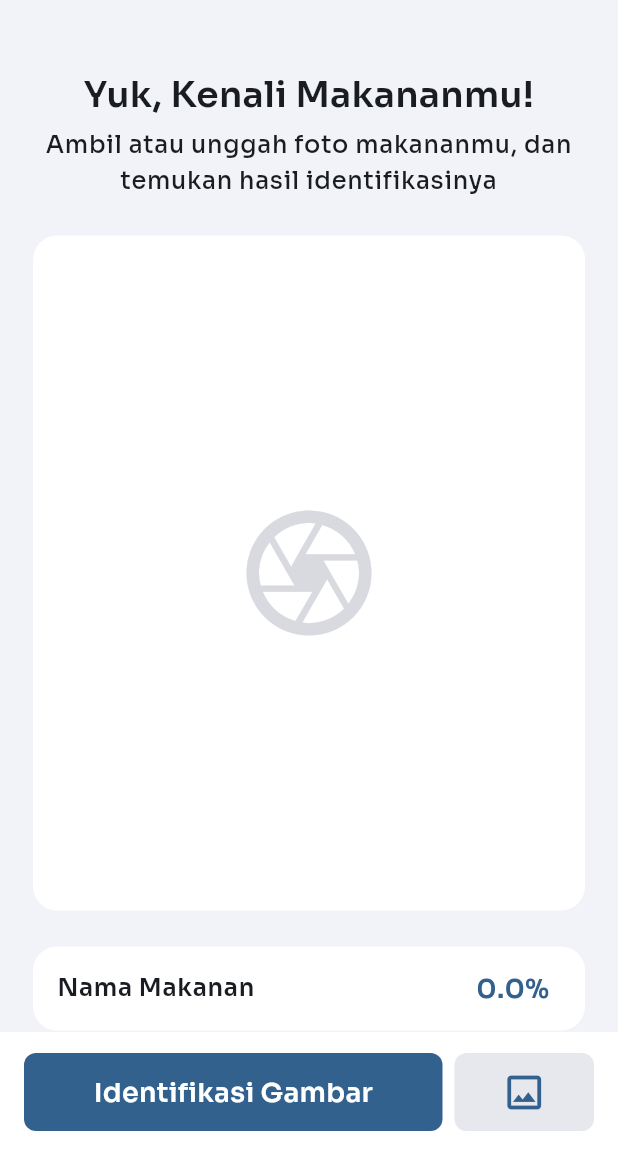
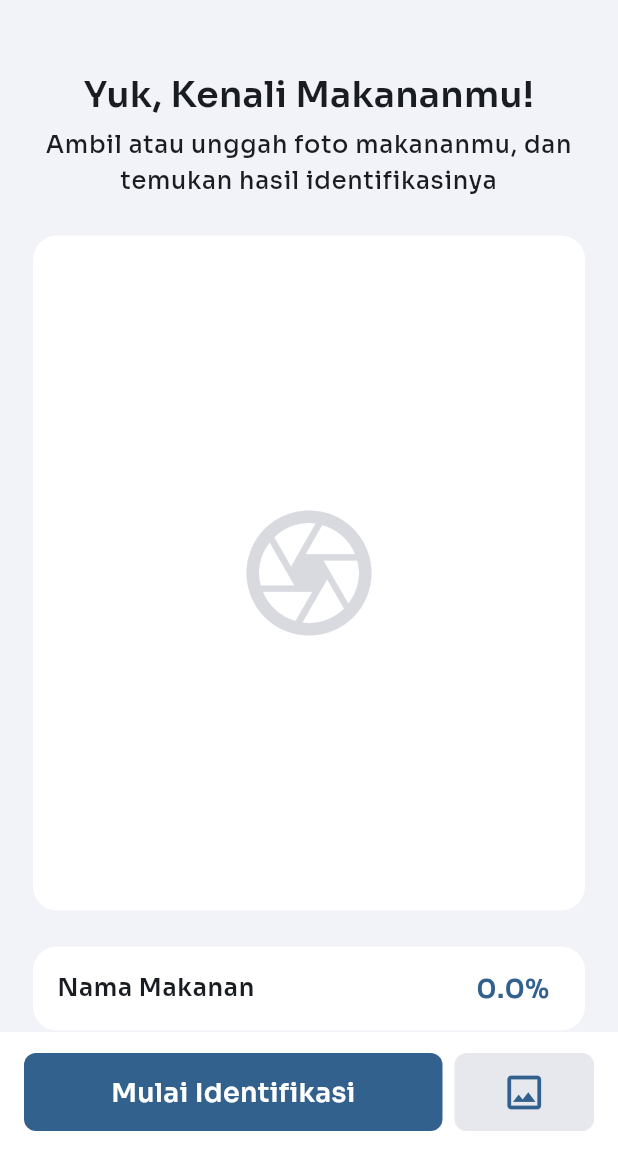
Before and after one commit to Vrynd/Food_recognizer_apps, a Flutter app: the screen it shows after launch, on a phone screen of 412 x 824 dp, the part 84-1236 px from its top. Run offline on Flutter 3.47's test engine with Material 3 defaults, Android fonts, the phone set to English and light mode, and no system bars; our stand-ins replace google_fonts, image_cropper, image_picker; missing offline and left inert: tflite_flutter; project files that could hold a hidden picture were left out.

Commit message:
Menyusun ulang struktur kode setiap file

```diff
--- a/lib/controller/image_classification_provider.dart
+++ b/lib/controller/image_classification_provider.dart
@@ -5,7 +5,6 @@ import 'package:food_recognizer_app/service/image_classification_service.dart';
 
 class ImageClassificationProvider extends ChangeNotifier {
   final ImageClassificationService _service;
-
   ImageClassificationProvider(this._service);
 
   Map<String, num> _classifications = {};
--- a/lib/controller/image_preview_provider.dart
+++ b/lib/controller/image_preview_provider.dart
@@ -4,7 +4,6 @@ import 'package:image_picker/image_picker.dart';
 
 class ImagePreviewProvider extends ChangeNotifier {
   String? imagePath;
-
   XFile? imageFile;
 
   void _setImage(XFile? value) {
@@ -15,7 +14,6 @@ class ImagePreviewProvider extends ChangeNotifier {
 
   void openCamera() async {
     final picker = ImagePicker();
-
     final pickedFile = await picker.pickImage(source: ImageSource.camera);
 
     if (pickedFile != null) {
@@ -25,7 +23,6 @@ class ImagePreviewProvider extends ChangeNotifier {
 
   void openGallery() async {
     final picker = ImagePicker();
-
     final pickedFile = await picker.pickImage(source: ImageSource.gallery);
 
     if (pickedFile != null) {
--- a/lib/screens/home_screen.dart
+++ b/lib/screens/home_screen.dart
@@ -1,4 +1,5 @@
 import 'dart:io';
+
 import 'package:flutter/material.dart';
 import 'package:food_recognizer_app/controller/image_classification_provider.dart';
 import 'package:food_recognizer_app/controller/image_preview_provider.dart';
@@ -29,7 +30,58 @@ class HomeScreen extends StatelessWidget {
         color: Theme.of(context).colorScheme.surfaceContainerLowest,
         child: Row(
           children: [
-            Expanded(
+            ClassificationButton(),
+            SizedBox(width: 8),
+            UploadImageButton(),
+          ],
+        ),
+      ),
+    );
+  }
+}
+
+class UploadImageButton extends StatelessWidget {
+  const UploadImageButton({
+    super.key,
+  });
+
+  @override
+  Widget build(BuildContext context) {
+    return Expanded(
+      flex: 1,
+      child: Builder(
+        builder: (context) => ElevatedButton.icon(
+          style: ElevatedButton.styleFrom(
+            shape: RoundedRectangleBorder(
+              borderRadius: BorderRadius.circular(8),
+            ),
+            minimumSize: Size(double.infinity, 52),
+            backgroundColor: Theme.of(
+              context,
+            ).colorScheme.surfaceContainerHigh,
+            elevation: 0,
+          ),
+          onPressed: () =>
+              context.read<ImagePreviewProvider>().openGallery(),
+          label: Icon(
+            Icons.image_outlined,
+            size: 30,
+            color: Theme.of(context).colorScheme.primary,
+          ),
+        ),
+      ),
+    );
+  }
+}
+
+class ClassificationButton extends StatelessWidget {
+  const ClassificationButton({
+    super.key,
+  });
+
+  @override
+  Widget build(BuildContext context) {
+    return Expanded(
       flex: 3,
       child: ElevatedButton(
         style: ElevatedButton.styleFrom(
@@ -68,42 +120,13 @@ class HomeScreen extends StatelessWidget {
           }
         },
         child: Text(
-                  'Identifikasi Gambar',
+          'Mulai Identifikasi',
           style: Theme.of(context).textTheme.titleMedium?.copyWith(
             fontWeight: FontWeight.w600,
             color: Theme.of(context).colorScheme.onPrimary,
           ),
         ),
       ),
-            ),
-            SizedBox(width: 8),
-            Expanded(
-              flex: 1,
-              child: Builder(
-                builder: (context) => ElevatedButton.icon(
-                  style: ElevatedButton.styleFrom(
-                    shape: RoundedRectangleBorder(
-                      borderRadius: BorderRadius.circular(8),
-                    ),
-                    minimumSize: Size(double.infinity, 52),
-                    backgroundColor: Theme.of(
-                      context,
-                    ).colorScheme.surfaceContainerHigh,
-                    elevation: 0,
-                  ),
-                  onPressed: () =>
-                      context.read<ImagePreviewProvider>().openGallery(),
-                  label: Icon(
-                    Icons.image_outlined,
-                    size: 30,
-                    color: Theme.of(context).colorScheme.primary,
-                  ),
-                ),
-              ),
-            ),
-          ],
-        ),
-      ),
     );
   }
 }
--- a/lib/service/image_classification_service.dart
+++ b/lib/service/image_classification_service.dart
@@ -50,7 +50,6 @@ class ImageClassificationService {
     )..responsePort = responsePort.sendPort;
 
     isolateInference.sendPort.send(isolateModel);
-
     final result = await responsePort.first as Map<String, double>;
     responsePort.close();
     return result;
--- a/lib/service/image_service.dart
+++ b/lib/service/image_service.dart
@@ -13,7 +13,6 @@ class ImageService {
 
     do {
       compressQuality -= 10;
-
       newByte = img.encodeJpg(image, quality: compressQuality);
 
       length = newByte.length;
--- a/lib/widget/home_body_widget.dart
+++ b/lib/widget/home_body_widget.dart
@@ -13,6 +13,7 @@ class HomeBodyWidget extends StatelessWidget {
         padding: const EdgeInsets.symmetric(horizontal: 22, vertical: 32),
         children: [
           const SizedBox(height: 16),
+
           Text(
             'Yuk, Kenali Makananmu!',
             style: Theme.of(
@@ -21,6 +22,7 @@ class HomeBodyWidget extends StatelessWidget {
             textAlign: TextAlign.center,
           ),
           const SizedBox(height: 8),
+
           Text(
             'Ambil atau unggah foto makananmu, dan temukan hasil identifikasinya',
             style: Theme.of(
@@ -29,54 +31,23 @@ class HomeBodyWidget extends StatelessWidget {
             textAlign: TextAlign.center,
           ),
           const SizedBox(height: 24),
+
           const ImagePreviewWidget(),
+
           const SizedBox(height: 24),
+
           Consumer<ImageClassificationProvider>(
             builder: (context, provider, child) {
               final classifications = provider.classifications;
               if (classifications.isEmpty) {
-                return Padding(
-                  padding: const EdgeInsets.only(bottom: 12),
-                  child: ListTile(
-                    tileColor: Theme.of(
-                      context,
-                    ).colorScheme.surfaceContainerLowest,
-                    shape: RoundedRectangleBorder(
-                      borderRadius: BorderRadius.circular(16),
-                    ),
-                    title: const Text("Nama Makanan"),
-                    trailing: Text(
-                      "0.0%",
-                      style: Theme.of(context).textTheme.titleMedium?.copyWith(
-                        color: Theme.of(context).colorScheme.primary,
-                        fontWeight: FontWeight.w600,
-                      ),
-                    ),
-                  ),
-                );
+                return EmptyStateTile();
               }
 
               return Column(
                 children: classifications.entries.map((entry) {
-                  return Padding(
-                    padding: const EdgeInsets.only(bottom: 12),
-                    child: ListTile(
-                      tileColor: Theme.of(
-                        context,
-                      ).colorScheme.surfaceContainerLowest,
-                      shape: RoundedRectangleBorder(
-                        borderRadius: BorderRadius.circular(16),
-                      ),
-                      title: Text(entry.key),
-                      trailing: Text(
-                        "${(entry.value * 100).toStringAsFixed(1)}%",
-                        style: Theme.of(context).textTheme.titleMedium
-                            ?.copyWith(
-                              color: Theme.of(context).colorScheme.primary,
-                              fontWeight: FontWeight.w600,
-                            ),
-                      ),
-                    ),
+                  return ResultStateTile(
+                    label: entry.key,
+                    confidence: entry.value.toDouble(),
                   );
                 }).toList(),
               );
@@ -87,3 +58,50 @@ class HomeBodyWidget extends StatelessWidget {
     );
   }
 }
+
+class EmptyStateTile extends StatelessWidget {
+  const EmptyStateTile({super.key});
+
+  @override
+  Widget build(BuildContext context) {
+    return ListTile(
+      tileColor: Theme.of(context).colorScheme.surfaceContainerLowest,
+      shape: RoundedRectangleBorder(borderRadius: BorderRadius.circular(16)),
+      title: const Text("Nama Makanan"),
+      trailing: Text(
+        "0.0%",
+        style: Theme.of(context).textTheme.titleMedium?.copyWith(
+          color: Theme.of(context).colorScheme.primary,
+          fontWeight: FontWeight.w600,
+        ),
+      ),
+    );
+  }
+}
+
+class ResultStateTile extends StatelessWidget {
+  final String label;
+  final double confidence;
+
+  const ResultStateTile({
+    super.key,
+    required this.label,
+    required this.confidence,
+  });
+
+  @override
+  Widget build(BuildContext context) {
+    return ListTile(
+      tileColor: Theme.of(context).colorScheme.surfaceContainerLowest,
+      shape: RoundedRectangleBorder(borderRadius: BorderRadius.circular(16)),
+      title: Text(label),
+      trailing: Text(
+        "${(confidence * 100).toStringAsFixed(1)}%",
+        style: Theme.of(context).textTheme.titleMedium?.copyWith(
+          color: Theme.of(context).colorScheme.primary,
+          fontWeight: FontWeight.w600,
+        ),
+      ),
+    );
+  }
+}
--- a/lib/widget/image_preview_widget.dart
+++ b/lib/widget/image_preview_widget.dart
@@ -1,4 +1,5 @@
 import 'dart:io';
+
 import 'package:flutter/material.dart';
 import 'package:food_recognizer_app/controller/image_classification_provider.dart';
 import 'package:food_recognizer_app/controller/image_preview_provider.dart';
@@ -23,53 +24,17 @@ class ImagePreviewWidget extends StatelessWidget {
                   fit: BoxFit.cover,
                 ),
               ),
+
               Positioned(
                 bottom: 14,
                 left: 14,
-                child: IconButton(
-                  style: ButtonStyle(
-                    backgroundColor: WidgetStatePropertyAll(
-                      Theme.of(
-                        context,
-                      ).colorScheme.inverseSurface.withValues(alpha: .4),
-                    ),
-                  ),
-                  icon: Icon(
-                    Icons.crop_outlined,
-                    size: 26,
-                    color: Theme.of(context).colorScheme.onInverseSurface,
-                  ),
-                  onPressed: () {
-                    final provider = context.read<ImagePreviewProvider>();
-                    if (provider.imagePath != null) {
-                      provider.cropImage(provider.imagePath!);
-                    }
-                  },
-                ),
+                child: CropImageButton(),
               ),
+
               Positioned(
                 top: 14,
                 right: 14,
-                child: IconButton(
-                  style: ButtonStyle(
-                    backgroundColor: WidgetStatePropertyAll(
-                      Theme.of(
-                        context,
-                      ).colorScheme.inverseSurface.withValues(alpha: .4),
-                    ),
-                  ),
-                  icon: Icon(
-                    Icons.delete_outline,
-                    size: 26,
-                    color: Theme.of(context).colorScheme.onInverseSurface,
-                  ),
-                  onPressed: () {
-                    context.read<ImagePreviewProvider>().clearImage();
-                    context
-                        .read<ImageClassificationProvider>()
-                        .clearClassification();
-                  },
-                ),
+                child: DeleteImageButton(),
               ),
             ],
           );
@@ -98,3 +63,63 @@ class ImagePreviewWidget extends StatelessWidget {
     );
   }
 }
+
+class DeleteImageButton extends StatelessWidget {
+  const DeleteImageButton({
+    super.key,
+  });
+
+  @override
+  Widget build(BuildContext context) {
+    return IconButton(
+      style: ButtonStyle(
+        backgroundColor: WidgetStatePropertyAll(
+          Theme.of(
+            context,
+          ).colorScheme.inverseSurface.withValues(alpha: .4),
+        ),
+      ),
+      icon: Icon(
+        Icons.delete_outline,
+        size: 26,
+        color: Theme.of(context).colorScheme.onInverseSurface,
+      ),
+      onPressed: () {
+        context.read<ImagePreviewProvider>().clearImage();
+        context
+            .read<ImageClassificationProvider>()
+            .clearClassification();
+      },
+    );
+  }
+}
+
+class CropImageButton extends StatelessWidget {
+  const CropImageButton({
+    super.key,
+  });
+
+  @override
+  Widget build(BuildContext context) {
+    return IconButton(
+      style: ButtonStyle(
+        backgroundColor: WidgetStatePropertyAll(
+          Theme.of(
+            context,
+          ).colorScheme.inverseSurface.withValues(alpha: .4),
+        ),
+      ),
+      icon: Icon(
+        Icons.crop_outlined,
+        size: 26,
+        color: Theme.of(context).colorScheme.onInverseSurface,
+      ),
+      onPressed: () {
+        final provider = context.read<ImagePreviewProvider>();
+        if (provider.imagePath != null) {
+          provider.cropImage(provider.imagePath!);
+        }
+      },
+    );
+  }
+}
```
Also changed, not shown: lib/service/isolate_inference.dart (+18 -17 lines). Lines whose indentation alone changed are shown as unchanged.
